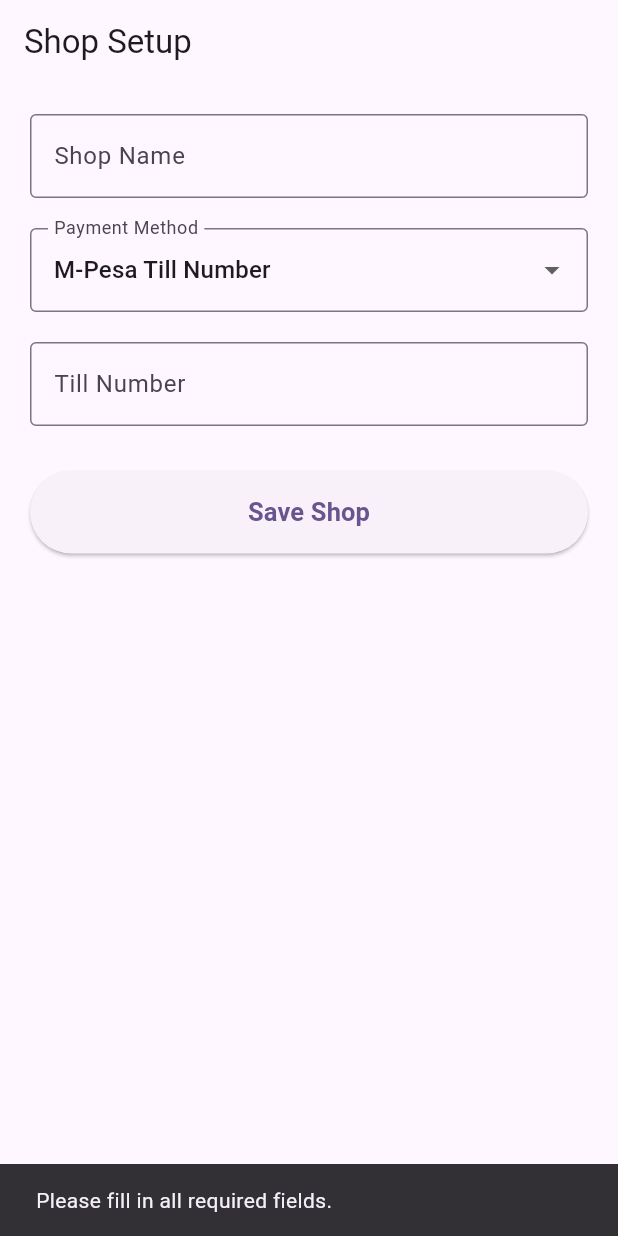
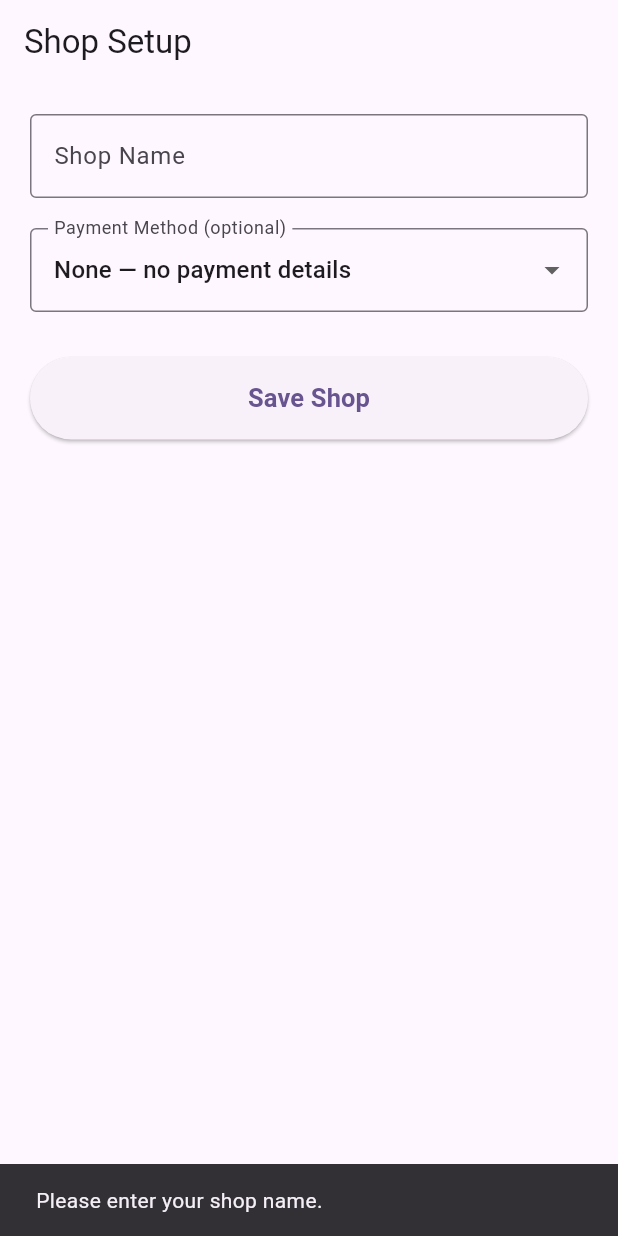
Before and after one commit to ericvaati703-beep/Pesabook-, a Flutter app: the screen it shows after launch, after a tap on "Save Shop", on a phone screen of 412 x 824 dp. Run offline on Flutter 3.47's test engine with Material 3 defaults, Android fonts, the phone set to English and light mode, and no system bars; our stand-ins replace shared_preferences.

Commit message:
Make payment details optional in Shop Setup

```diff
--- a/lib/screens/shop_setup_screen.dart
+++ b/lib/screens/shop_setup_screen.dart
@@ -15,7 +15,7 @@
   final _paymentNumberController = TextEditingController();
   final _accountNumberController = TextEditingController();
 
-  String _paymentMethod = 'M-Pesa Till Number';
+  String _paymentMethod = 'None';
 
   bool _isLoading = true;
 
@@ -32,7 +32,7 @@
 
     if (shop != null) {
       _shopNameController.text = shop.name;
-      _paymentMethod = shop.paymentMethod;
+      _paymentMethod = shop.paymentMethod.isEmpty ? 'None' : shop.paymentMethod;
       _paymentNumberController.text = shop.paymentNumber;
       if (shop.accountNumber != null) {
         _accountNumberController.text = shop.accountNumber!;
@@ -51,6 +51,10 @@
     _accountNumberController.dispose();
     super.dispose();
   }
+
+  bool get _hasPaymentMethod => _paymentMethod != 'None';
+
+  bool get _isPayBill => _paymentMethod == 'M-Pesa PayBill';
 
   String get _paymentNumberLabel {
     switch (_paymentMethod) {
@@ -82,19 +86,24 @@
     }
   }
 
-  bool get _isPayBill {
-    return _paymentMethod == 'M-Pesa PayBill';
-  }
-
   Future<void> _saveShop() async {
     final shopName = _shopNameController.text.trim();
     final paymentNumber = _paymentNumberController.text.trim();
     final accountNumber = _accountNumberController.text.trim();
 
-    if (shopName.isEmpty || paymentNumber.isEmpty) {
+    if (shopName.isEmpty) {
       ScaffoldMessenger.of(context).showSnackBar(
         const SnackBar(
-          content: Text('Please fill in all required fields.'),
+          content: Text('Please enter your shop name.'),
+        ),
+      );
+      return;
+    }
+
+    if (_hasPaymentMethod && paymentNumber.isEmpty) {
+      ScaffoldMessenger.of(context).showSnackBar(
+        const SnackBar(
+          content: Text('Enter the payment number, or choose None.'),
         ),
       );
       return;
@@ -111,8 +120,8 @@
 
     final shop = Shop(
       name: shopName,
-      paymentMethod: _paymentMethod,
-      paymentNumber: paymentNumber,
+      paymentMethod: _hasPaymentMethod ? _paymentMethod : '',
+      paymentNumber: _hasPaymentMethod ? paymentNumber : '',
       accountNumber: _isPayBill ? accountNumber : null,
     );
 
@@ -126,9 +135,6 @@
       ),
     );
 
-    // If Shop Setup was opened from Home, pop back to it.
-    // If it is the very first screen (no saved shop yet),
-    // there is nothing to pop back to — open Home instead.
     if (Navigator.canPop(context)) {
       Navigator.pop(context);
     } else {
@@ -175,10 +181,14 @@
             DropdownButtonFormField<String>(
               initialValue: _paymentMethod,
               decoration: const InputDecoration(
-                labelText: 'Payment Method',
+                labelText: 'Payment Method (optional)',
                 border: OutlineInputBorder(),
               ),
               items: const [
+                DropdownMenuItem(
+                  value: 'None',
+                  child: Text('None — no payment details'),
+                ),
                 DropdownMenuItem(
                   value: 'M-Pesa Till Number',
                   child: Text('M-Pesa Till Number'),
@@ -207,8 +217,8 @@
               },
             ),
 
+            if (_hasPaymentMethod) ...[
               const SizedBox(height: 20),
-
               TextField(
                 controller: _paymentNumberController,
                 keyboardType: _paymentMethod == 'M-Pesa Till Number' ||
@@ -221,6 +231,7 @@
                   border: const OutlineInputBorder(),
                 ),
               ),
+            ],
 
             if (_isPayBill) ...[
               const SizedBox(height: 20),
```
Lines whose indentation alone changed are shown as unchanged.
